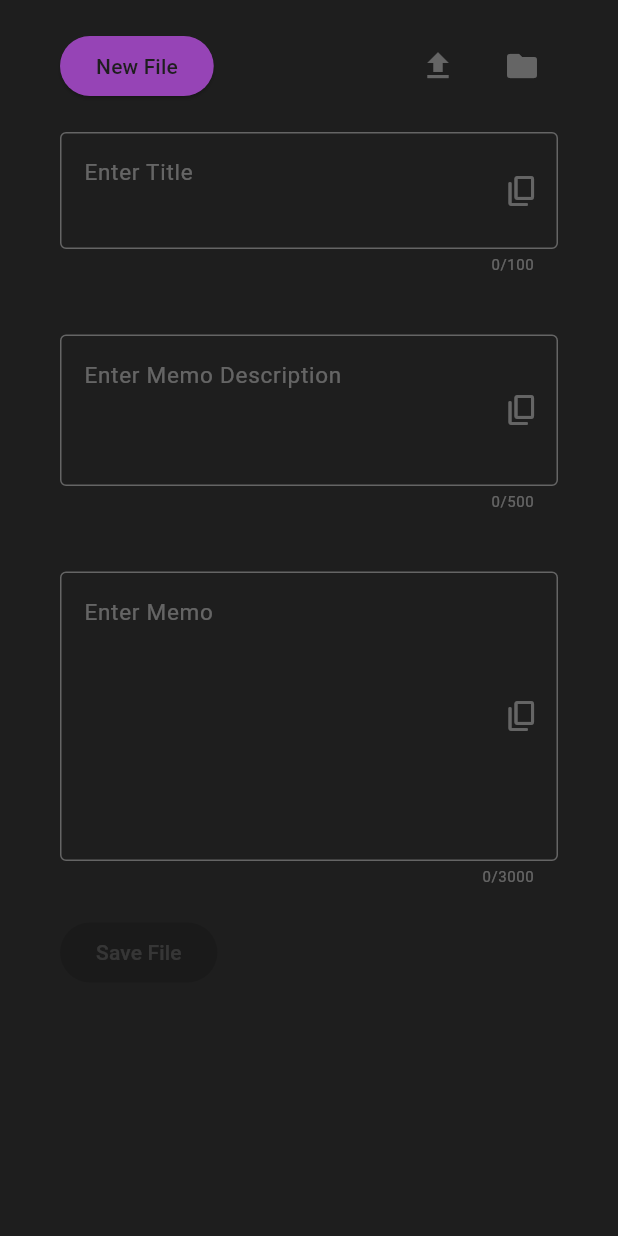
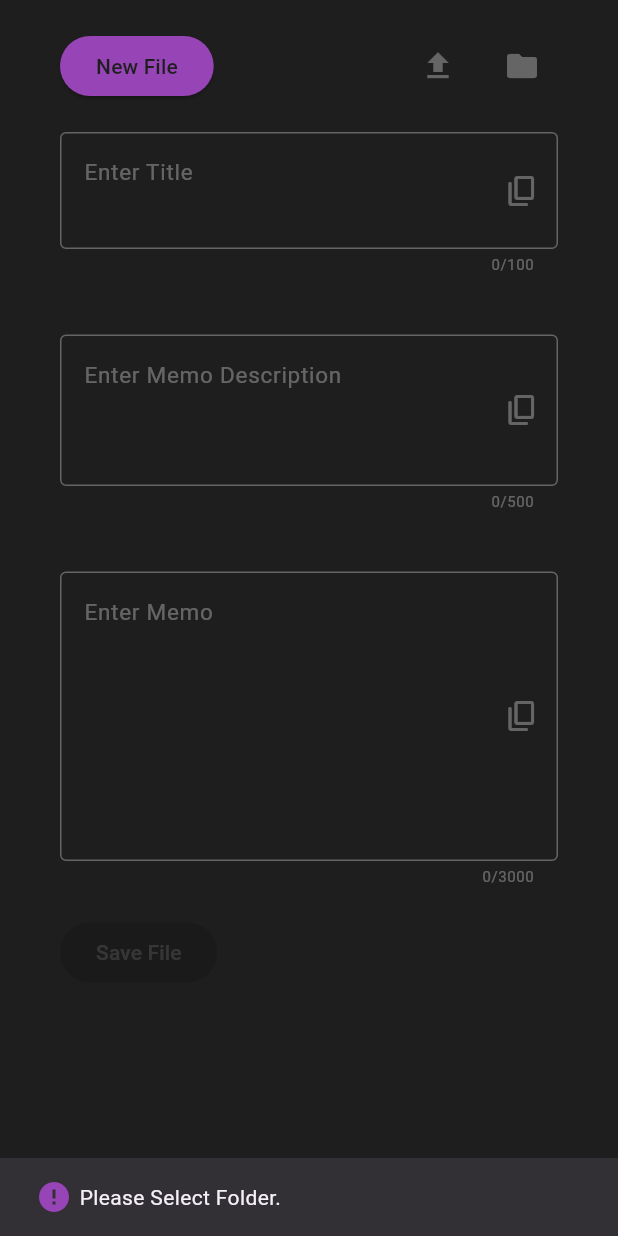
Before and after one commit to kihyun1998/meta_note, a Flutter app: the screen it shows after launch, after a tap on the "folder" icon, on a phone screen of 412 x 824 dp. Run offline on Flutter 3.47's test engine with Material 3 defaults, Android fonts, the phone set to English and light mode, and no system bars; our stand-ins replace file_picker.

Commit message:
폴더 지정

```diff
--- a/lib/screens/home_screen.dart
+++ b/lib/screens/home_screen.dart
@@ -72,7 +72,10 @@ class _HomeScreenState extends State<HomeScreen> {
                       Icons.file_upload,
                     ),
                     const SizedBox(width: 8),
-                    _actionButton(() => null, Icons.folder),
+                    _actionButton(
+                      // 디렉토리 경로 재설정
+                      () => fileService.newDirectory(context), Icons.folder,
+                    ),
                   ],
                 )
               ],
--- a/lib/services/file_service.dart
+++ b/lib/services/file_service.dart
@@ -47,13 +47,13 @@ class FileService {
           // 사용자가 폴더 경로 눌러야 한다.
           final directory = await FilePicker.platform.getDirectoryPath();
           _selectedDirectory = metaNotePath = directory!; // 경로 저장
-          final filePath = '$metaNotePath/$today - $title-memo.txt'; //파일 경로
-          final newFile = File(filePath); // 파일 경로의 파일 불러오기
-          await newFile.writeAsString(textContent); // 불러온 파일에 text 작성
         }
+        final filePath = '$metaNotePath/$today - $title-memo.txt'; //파일 경로
+        final newFile = File(filePath); // 파일 경로의 파일 불러오기
+        await newFile.writeAsString(textContent); // 불러온 파일에 text 작성
+        SnackBarUtils.showSnackBar(
+            context, Icons.check, 'File saved successfully.');
       }
-      SnackBarUtils.showSnackBar(
-          context, Icons.check, 'File saved successfully.');
     } catch (e) {
       SnackBarUtils.showSnackBar(context, Icons.error, 'File is not saved.');
       debugPrint("[ERROR] : ${e.toString()}");
@@ -106,6 +106,23 @@ class FileService {
         context, Icons.file_upload, 'file created successfully.');
   }
 
+  void newDirectory(context) async {
+    try {
+      String? directory = await FilePicker.platform.getDirectoryPath();
+      if (directory != null) {
+        _selectedDirectory = directory;
+        _selectedFile = null;
+        SnackBarUtils.showSnackBar(context, Icons.error, "New Folder Selected");
+      } else {
+        // Folder를 선택했지만 없는 경우
+        SnackBarUtils.showSnackBar(
+            context, Icons.error, "Please Select Folder.");
+      }
+    } catch (e) {
+      SnackBarUtils.showSnackBar(context, Icons.error, e.toString());
+    }
+  }
+
   static String getTodayDate() {
     final now = DateTime.now();
     // flutter pub add intl => for DateFormat()
```
